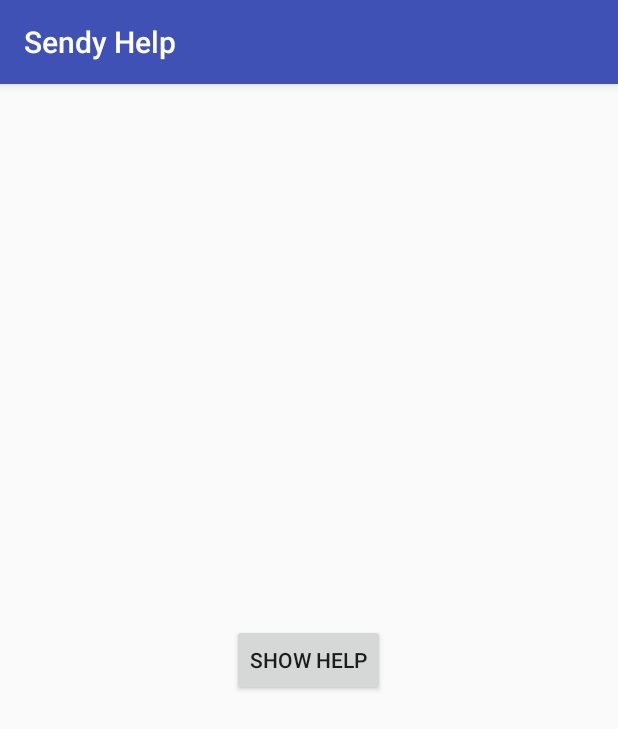
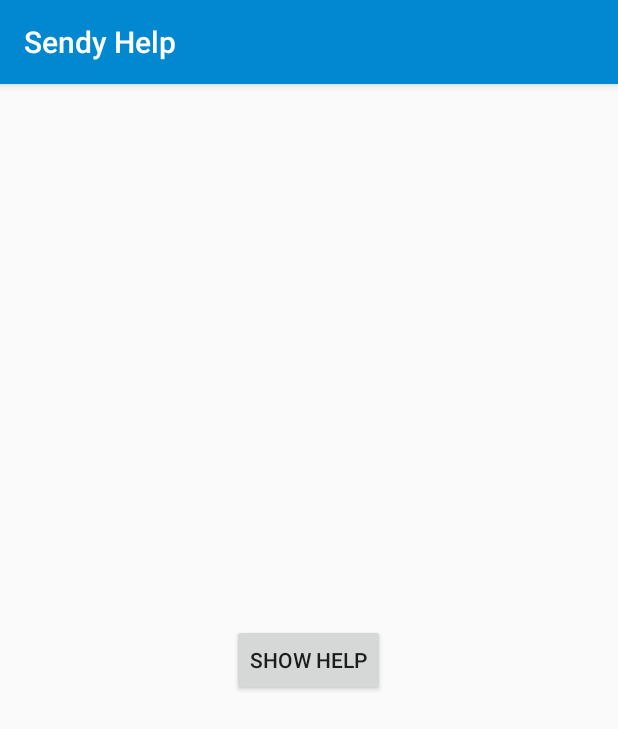
Before and after one commit to Sendyers/mara_help, an Android app: the screen it shows after launch (MainActivity), after a tap on "SHOW HELP", on a phone screen of 412 x 824 dp. Shown: the top 729 px of the screen. Run offline under Robolectric (Android 15) with nearby library versions, the phone set to English and light mode, and no system bars; our stand-ins replace Volley; 1 statement that could not run was skipped.

Commit message:
Refactoring
Delete unecessary files

Signed-off-by: Ian Wambai <ianwambai@gmail.com>

```diff
--- a/library/src/main/AndroidManifest.xml
+++ b/library/src/main/AndroidManifest.xml
@@ -13,7 +13,7 @@
             android:label="@string/app_name">
         </activity>
         <activity
-            android:name=".activities.Article"
+            android:name=".activities.SendyArticle"
             android:configChanges="keyboardHidden|orientation|screenSize"
             android:label="@string/app_name"
             android:windowSoftInputMode="adjustPan" />
--- a/library/src/main/java/com/sendyit/selfhelp/activities/SendyHelp.java
+++ b/library/src/main/java/com/sendyit/selfhelp/activities/SendyHelp.java
@@ -18,7 +18,7 @@ import com.android.volley.toolbox.Volley;
 import com.sendyit.selfhelp.R;
 import com.sendyit.selfhelp.adapters.CategoriesAdapter;
 import com.sendyit.selfhelp.classes.CacheRequest;
-import com.sendyit.selfhelp.classes.Constants;
+import com.sendyit.selfhelp.classes.SendyHelpConstants;
 import com.sendyit.selfhelp.classes.RecyclerItemClickListener;
 import com.sendyit.selfhelp.constructors.CategoryListItem;
 
@@ -52,9 +52,9 @@ public class SendyHelp extends AppCompatActivity {
 
     public SendyHelp(Context context, String getCollection, String postArticleReview, String postForm) {
         this.context = context;
-        Constants.GET_COLLECTION = getCollection;
-        Constants.POST_ARTICLE_REVIEW = postArticleReview;
-        Constants.POST_FORM = postForm;
+        SendyHelpConstants.GET_COLLECTION = getCollection;
+        SendyHelpConstants.POST_ARTICLE_REVIEW = postArticleReview;
+        SendyHelpConstants.POST_FORM = postForm;
     }
 
     @Override
@@ -82,9 +82,9 @@ public class SendyHelp extends AppCompatActivity {
                     public void onItemClick(View childView, int position) {
                         CategoryListItem category = categories.get(position);
 
-                        //If it's an article, go to Article View
+                        //If it's an article, go to SendyArticle View
                         if (category.getType() == TYPE_ARTICLE) {
-                            Intent i = new Intent(getApplicationContext(), Article.class);
+                            Intent i = new Intent(getApplicationContext(), SendyArticle.class);
                             Bundle b = new Bundle();
                             b.putString("article", category.getArticle());
                             i.putExtras(b);
@@ -144,7 +144,7 @@ public class SendyHelp extends AppCompatActivity {
 
     private void getData() {
         //Cache the data so it works offline, no need to make API calls every time
-        CacheRequest cacheRequest = new CacheRequest(0, Constants.GET_COLLECTION, new Response.Listener<NetworkResponse>() {
+        CacheRequest cacheRequest = new CacheRequest(0, SendyHelpConstants.GET_COLLECTION, new Response.Listener<NetworkResponse>() {
             @Override
             public void onResponse(NetworkResponse response) {
                 try {
--- a/library/src/main/java/com/sendyit/selfhelp/classes/Constants.java
+++ b/library/src/main/java/com/sendyit/selfhelp/classes/SendyHelpConstants.java
@@ -1,6 +1,6 @@
 package com.sendyit.selfhelp.classes;
 
-public class Constants {
+public class SendyHelpConstants {
 
     public static String GET_COLLECTION;
     public static String POST_ARTICLE_REVIEW;
--- a/library/src/main/res/layout/article_view.xml
+++ b/library/src/main/res/layout/article_view.xml
@@ -42,7 +42,6 @@
         android:layout_below="@id/svArticle"
         android:layout_centerHorizontal="true"
         android:scaleType="centerCrop"
-        android:src="@drawable/placeholder"
         android:visibility="gone" />
 
     <LinearLayout
--- a/sample/src/main/res/values/colors.xml
+++ b/sample/src/main/res/values/colors.xml
@@ -1,6 +1,7 @@
 <?xml version="1.0" encoding="utf-8"?>
 <resources>
-    <color name="colorPrimary">#3F51B5</color>
-    <color name="colorPrimaryDark">#303F9F</color>
-    <color name="colorAccent">#FF4081</color>
+    <color name="colorPrimary">#0288D1</color>
+    <color name="colorPrimaryDark">#11599f</color>
+    <color name="colorPrimaryLight">#aad9f2</color>
+    <color name="colorAccent">#FF9800</color>
 </resources>
```
Also changed, not shown: library/src/main/java/com/sendyit/selfhelp/activities/SendyArticle.java (renamed from library/src/main/java/com/sendyit/selfhelp/activities/Article.java, +9 -9 lines), library/src/main/java/com/sendyit/selfhelp/utils/Utils.java (deleted, +0 -44 lines), library/src/main/res/drawable/ic_help.xml (deleted, +0 -9 lines), library/src/main/res/layout/toolbar.xml (deleted, +0 -26 lines), library/src/main/res/drawable/placeholder.png (deleted), 2 other files.
